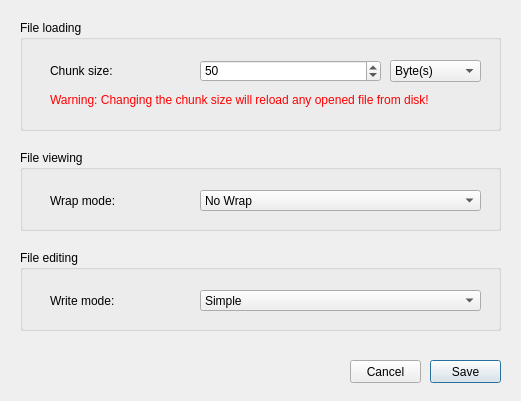
This is src/ui/preferencesdialog.ui in imxela/LFEditor as Qt 5 draws it before an edit. The edited form follows.
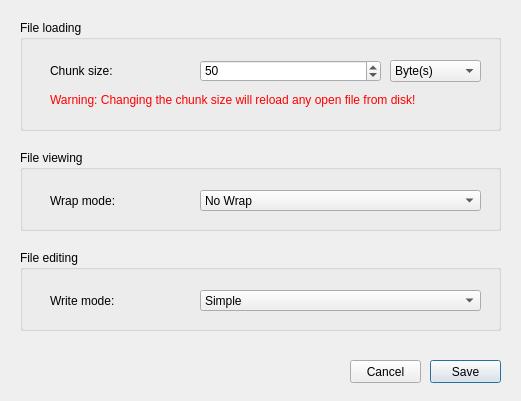
This is the edited form.

Commit message:
Fixed a spelling mistake
Fixed a spelling mistake in the editor preferences window.

The edit to the form file:
```diff
--- a/src/ui/preferencesdialog.ui
+++ b/src/ui/preferencesdialog.ui
@@ -85,7 +85,7 @@
      <string notr="true">color: rgb(255, 0, 0);</string>
     </property>
     <property name="text">
-     <string>&lt;html&gt;&lt;head/&gt;&lt;body&gt;&lt;p&gt;Warning: Changing the chunk size will reload any opened file from disk!&lt;/p&gt;&lt;/body&gt;&lt;/html&gt;</string>
+     <string>&lt;html&gt;&lt;head/&gt;&lt;body&gt;&lt;p&gt;Warning: Changing the chunk size will reload any open file from disk!&lt;/p&gt;&lt;/body&gt;&lt;/html&gt;</string>
     </property>
     <property name="textFormat">
      <enum>Qt::AutoText</enum>
```
